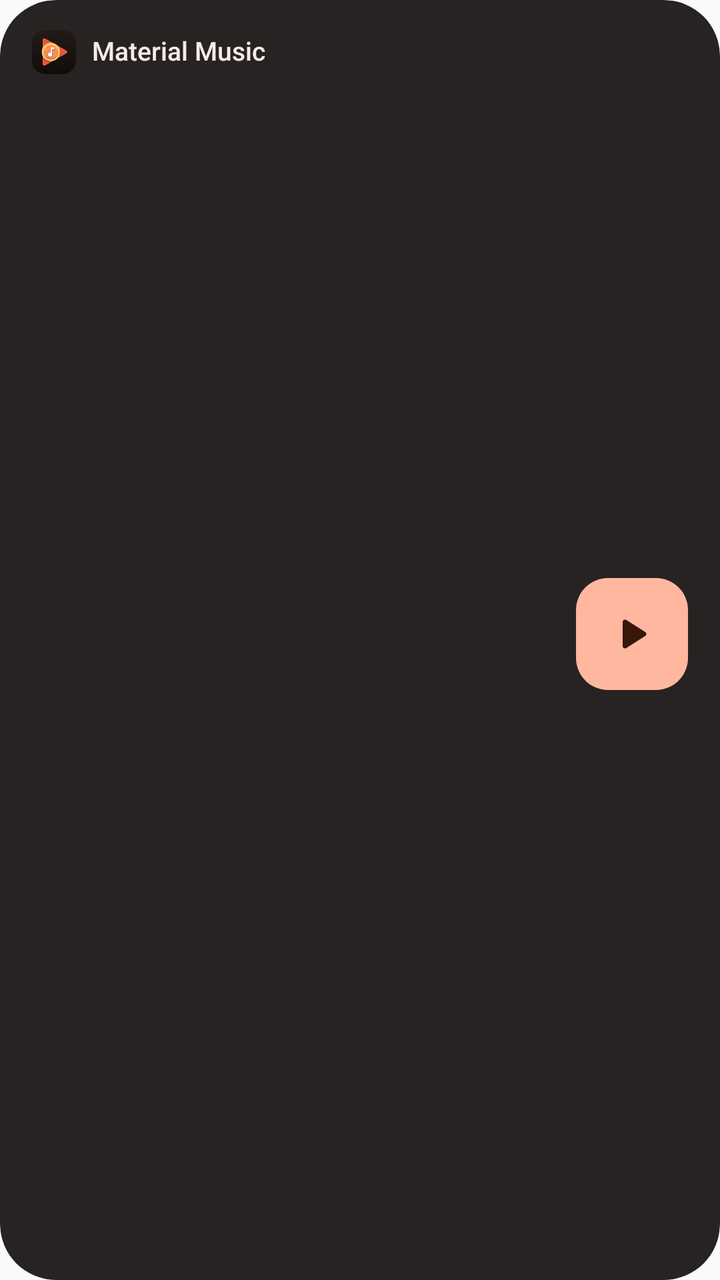
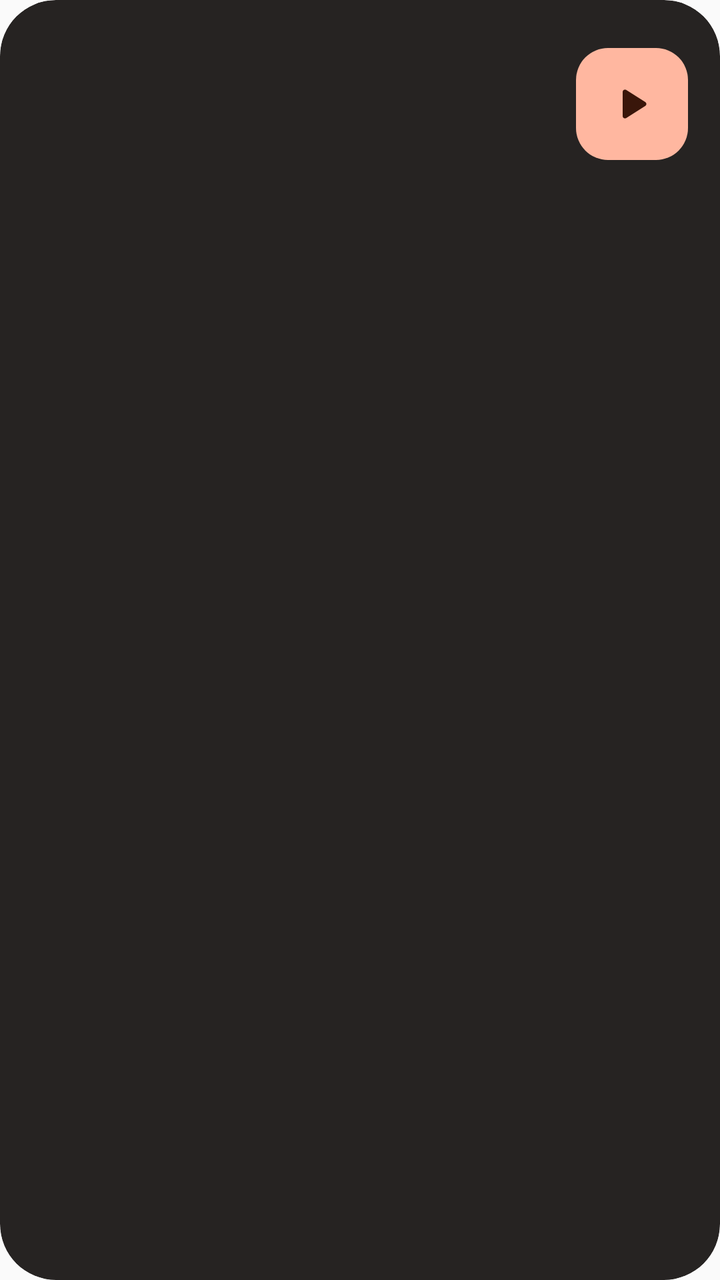

Compare the two renders of this Android layout. The source of the first and the diff that turns it into the second are given below.
<!-- AndroidManifest.xml: application theme AppTheme -->
<!-- res/layout/widget_idle_cover.xml -->
<?xml version="1.0" encoding="utf-8"?>
<FrameLayout xmlns:android="http://schemas.android.com/apk/res/android"
    android:id="@android:id/background"
    android:layout_width="match_parent"
    android:layout_height="match_parent"
    android:background="@drawable/wg_shape"
    android:clipToOutline="true">

    <ImageView
        android:id="@+id/wg_bg"
        android:layout_width="match_parent"
        android:layout_height="match_parent"
        android:importantForAccessibility="no"
        android:scaleType="fitXY" />

    <LinearLayout
        android:layout_width="match_parent"
        android:layout_height="match_parent"
        android:orientation="vertical"
        android:paddingStart="16dp"
        android:paddingTop="14dp"
        android:paddingEnd="16dp"
        android:paddingBottom="16dp">

        <LinearLayout
            android:layout_width="match_parent"
            android:layout_height="24dp"
            android:gravity="center_vertical"
            android:orientation="horizontal">

            <ImageView
                android:layout_width="22dp"
                android:layout_height="22dp"
                android:importantForAccessibility="no"
                android:scaleType="fitXY"
                android:src="@drawable/wg_app_icon" />

            <TextView
                style="@style/WgI.Small"
                android:layout_width="0dp"
                android:layout_marginStart="8dp"
                android:layout_weight="1"
                android:text="@string/wg_brand" />
        </LinearLayout>

        <FrameLayout
            android:layout_width="match_parent"
            android:layout_height="0dp"
            android:layout_weight="1" />

        <LinearLayout
            android:layout_width="match_parent"
            android:layout_height="64dp"
            android:gravity="bottom"
            android:orientation="horizontal">

            <ImageView
                android:id="@+id/wg_art"
                android:layout_width="64dp"
                android:layout_height="64dp"
                android:importantForAccessibility="no"
                android:scaleType="fitXY" />

            <FrameLayout
                android:layout_width="0dp"
                android:layout_height="1dp"
                android:layout_weight="1" />

            <FrameLayout
                android:id="@+id/wg_play"
                android:layout_width="56dp"
                android:layout_height="56dp"
                android:background="@drawable/wg_i_play"
                android:contentDescription="@string/wg_resume">

                <ImageView style="@style/WgIPlayIcon" />
            </FrameLayout>
        </LinearLayout>

        <FrameLayout
            android:layout_width="match_parent"
            android:layout_height="0dp"
            android:layout_weight="1" />

        <TextView
            android:id="@+id/wg_title"
            style="@style/WgI" />

        <TextView
            android:id="@+id/wg_sub"
            style="@style/WgI.Sub" />
    </LinearLayout>
</FrameLayout>
<!-- resources referenced by this layout -->
<resources>
  <!-- drawable wg_app_icon: png bitmap (drawable-nodpi, 18548 bytes) -->
  <!-- drawable wg_i_play (drawable) -->
  <?xml version="1.0" encoding="utf-8"?>
  <ripple xmlns:android="http://schemas.android.com/apk/res/android" android:color="#2939160A">
      <item>
          <shape android:shape="rectangle">
              <corners android:radius="16dp" />
              <solid android:color="@color/wg_i_primary" />
          </shape>
      </item>
  </ripple>
  <!-- drawable wg_shape (drawable) -->
  <?xml version="1.0" encoding="utf-8"?>
  <shape xmlns:android="http://schemas.android.com/apk/res/android" android:shape="rectangle">
      <corners android:radius="@dimen/wg_radius" />
      <solid android:color="@color/wg_glass" />
  </shape>
  <string name="wg_brand">Material Music</string>
  <string name="wg_resume">Resume</string>
  <style name="WgI">
          <item name="android:layout_width">match_parent</item>
          <item name="android:layout_height">20dp</item>
          <item name="android:gravity">center_vertical|start</item>
          <item name="android:singleLine">true</item>
          <item name="android:ellipsize">end</item>
          <item name="android:includeFontPadding">false</item>
          <item name="android:fontFamily">sans-serif-medium</item>
          <item name="android:textSize">14dp</item>
          <item name="android:textColor">@color/wg_i_on</item>
      </style>
  <style name="WgI.Small">
          <item name="android:textSize">13dp</item>
      </style>
  <style name="WgI.Sub">
          <item name="android:layout_height">16dp</item>
          <item name="android:fontFamily">sans-serif</item>
          <item name="android:textSize">12dp</item>
          <item name="android:textColor">@color/wg_i_onvar</item>
      </style>
  <style name="WgIPlayIcon">
          <item name="android:layout_width">28dp</item>
          <item name="android:layout_height">28dp</item>
          <item name="android:layout_gravity">center</item>
          <item name="android:src">@drawable/ic_wg_play</item>
          <item name="android:tint">@color/wg_i_onprimary</item>
          <item name="android:importantForAccessibility">no</item>
      </style>
  <style name="AppTheme" parent="Theme.AppCompat.Light.DarkActionBar">
          
          <item name="colorPrimary">@color/colorPrimary</item>
          <item name="colorPrimaryDark">@color/colorPrimaryDark</item>
          <item name="colorAccent">@color/colorAccent</item>
      </style>
  <color name="wg_i_primary">#FFFFB7A0</color>
  <dimen name="wg_radius">28dp</dimen>
  <color name="wg_glass">#EB141110</color>
  <color name="wg_i_on">#FFF8EBE7</color>
  <color name="wg_i_onvar">#FFD0B8B0</color>
  <!-- drawable ic_wg_play (drawable) -->
  <?xml version="1.0" encoding="utf-8"?>
  <vector xmlns:android="http://schemas.android.com/apk/res/android"
      android:width="24dp"
      android:height="24dp"
      android:viewportWidth="24"
      android:viewportHeight="24">
      <path
          android:fillColor="#FFFFFFFF"
          android:pathData="M8,6.82v10.36c0,0.79 0.87,1.27 1.54,0.84l8.14,-5.18c0.62,-0.39 0.62,-1.29 0,-1.69L9.54,5.98C8.87,5.55 8,6.03 8,6.82z" />
  </vector>
  <color name="wg_i_onprimary">#FF39160A</color>
</resources>

<!-- the commit's change to res/layout/widget_idle_cover.xml (unified diff, before → after) -->
@@ -18,35 +18,9 @@
         android:layout_height="match_parent"
         android:orientation="vertical"
         android:paddingStart="16dp"
-        android:paddingTop="14dp"
+        android:paddingTop="16dp"
         android:paddingEnd="16dp"
         android:paddingBottom="16dp">
-
-        <LinearLayout
-            android:layout_width="match_parent"
-            android:layout_height="24dp"
-            android:gravity="center_vertical"
-            android:orientation="horizontal">
-
-            <ImageView
-                android:layout_width="22dp"
-                android:layout_height="22dp"
-                android:importantForAccessibility="no"
-                android:scaleType="fitXY"
-                android:src="@drawable/wg_app_icon" />
-
-            <TextView
-                style="@style/WgI.Small"
-                android:layout_width="0dp"
-                android:layout_marginStart="8dp"
-                android:layout_weight="1"
-                android:text="@string/wg_brand" />
-        </LinearLayout>
-
-        <FrameLayout
-            android:layout_width="match_parent"
-            android:layout_height="0dp"
-            android:layout_weight="1" />
 
         <LinearLayout
             android:layout_width="match_parent"
<!-- resource entries referenced after the edit -->
@@ -1,6 +1,5 @@
 <!-- resources referenced by this layout -->
 <resources>
-  <!-- drawable wg_app_icon: png bitmap (drawable-nodpi, 18548 bytes) -->
   <!-- drawable wg_i_play (drawable) -->
   <?xml version="1.0" encoding="utf-8"?>
   <ripple xmlns:android="http://schemas.android.com/apk/res/android" android:color="#2939160A">
@@ -17,7 +16,6 @@
       <corners android:radius="@dimen/wg_radius" />
       <solid android:color="@color/wg_glass" />
   </shape>
-  <string name="wg_brand">Material Music</string>
   <string name="wg_resume">Resume</string>
   <style name="WgI">
           <item name="android:layout_width">match_parent</item>
@@ -29,9 +27,6 @@
           <item name="android:fontFamily">sans-serif-medium</item>
           <item name="android:textSize">14dp</item>
           <item name="android:textColor">@color/wg_i_on</item>
-      </style>
-  <style name="WgI.Small">
-          <item name="android:textSize">13dp</item>
       </style>
   <style name="WgI.Sub">
           <item name="android:layout_height">16dp</item>
